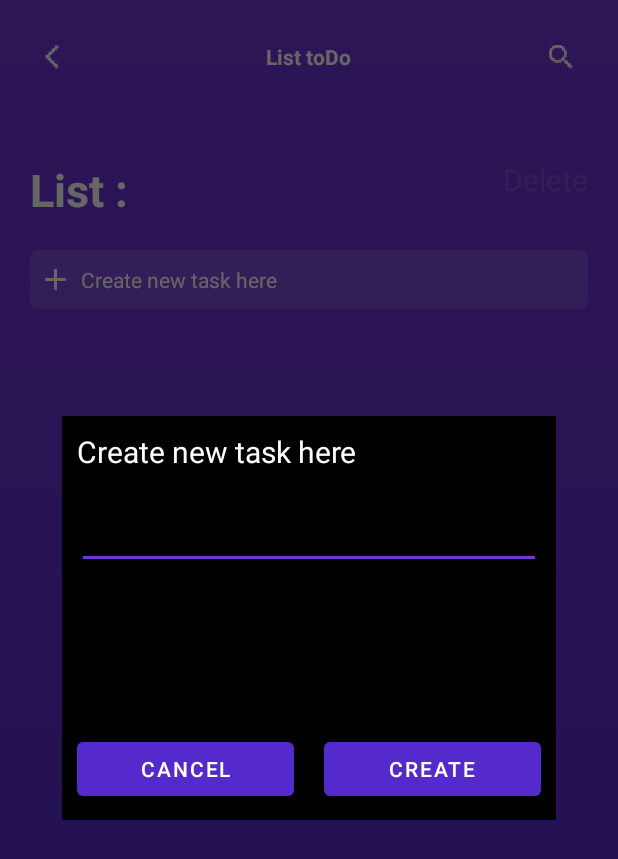
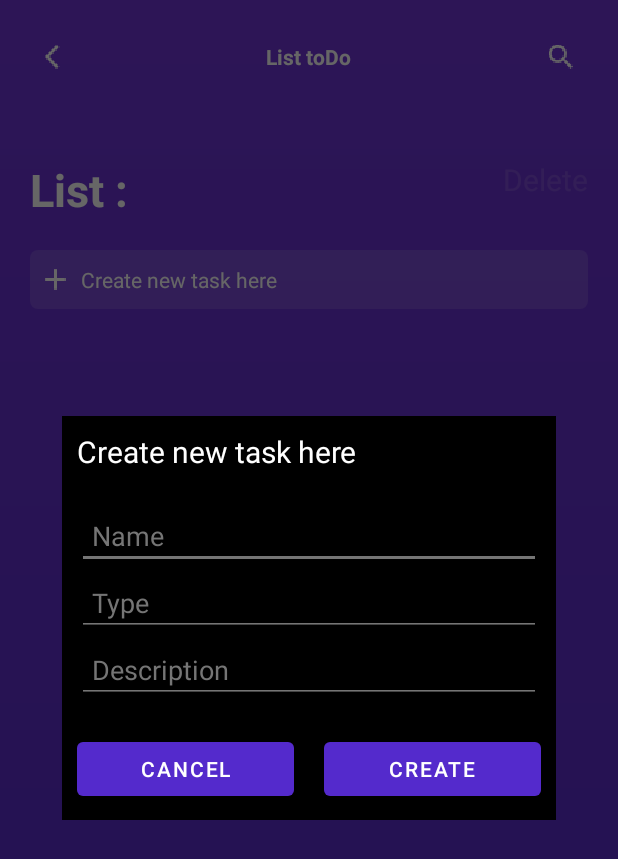
Before and after one commit to aboodZed/ToDoList, an Android app: the fragment TaskDialog placed in its activity, on a phone screen of 412 x 824 dp. Shown: the top 859 px of the screen. Run offline under Robolectric (Android 15) with nearby library versions, the light colour scheme and no system bars; our stand-ins replace Firebase (no records; nobody signed in at launch, a user with empty details on screens opened directly); 4 statements that could not run were skipped.

Commit message:
add night mode and logo

```diff
--- a/app/src/main/AndroidManifest.xml
+++ b/app/src/main/AndroidManifest.xml
@@ -6,7 +6,7 @@
         android:allowBackup="false"
         android:icon="@mipmap/ic_launcher"
         android:label="@string/app_name"
-        android:roundIcon="@mipmap/ic_launcher_round"
+        android:roundIcon="@mipmap/ic_launcher"
         android:supportsRtl="true"
         android:theme="@style/Theme.ToDoList">
         <activity android:name=".task.TaskActivity" />
--- a/app/src/main/java/com/abdallah/todolist/list/TasksAdapter.java
+++ b/app/src/main/java/com/abdallah/todolist/list/TasksAdapter.java
@@ -3,11 +3,10 @@ package com.abdallah.todolist.list;
 import android.app.Activity;
 import android.content.Intent;
 import android.graphics.Paint;
-import android.util.Log;
+import android.os.Build;
 import android.view.LayoutInflater;
 import android.view.View;
 import android.view.ViewGroup;
-import android.widget.CompoundButton;
 import android.widget.TextView;
 
 import androidx.annotation.NonNull;
@@ -17,12 +16,10 @@ import androidx.recyclerview.widget.RecyclerView;
 
 import com.abdallah.todolist.R;
 import com.abdallah.todolist.models.ToDoList;
+import com.abdallah.todolist.models.ToDoTask;
 import com.abdallah.todolist.task.TaskActivity;
-import com.abdallah.todolist.models.ToDoTask;
 import com.abdallah.todolist.utils.AppConstants;
 import com.abdallah.todolist.utils.FirebaseReferences;
-import com.google.android.gms.tasks.OnCompleteListener;
-import com.google.android.gms.tasks.Task;
 
 import java.util.ArrayList;
 
@@ -154,9 +151,15 @@ class TasksAdapter extends RecyclerView.Adapter<TasksAdapter.TaskHolder> {
         private void check(boolean b) {
             if (b) {
                 cbFinished.setChecked(false);
+                if (Build.VERSION.SDK_INT >= Build.VERSION_CODES.M) {
+                    tvTaskName.setTextColor(activity.getColor(R.color.black));
+                }
                 tvTaskName.setPaintFlags(tvTaskName.getPaintFlags() & (~Paint.STRIKE_THRU_TEXT_FLAG));
             } else {
                 cbFinished.setChecked(true);
+                if (Build.VERSION.SDK_INT >= Build.VERSION_CODES.M) {
+                    tvTaskName.setTextColor(activity.getColor(R.color.dark_gray));
+                }
                 tvTaskName.setPaintFlags(tvTaskName.getPaintFlags() | Paint.STRIKE_THRU_TEXT_FLAG);
             }
         }
--- a/app/src/main/java/com/abdallah/todolist/models/ToDoList.java
+++ b/app/src/main/java/com/abdallah/todolist/models/ToDoList.java
@@ -2,7 +2,6 @@ package com.abdallah.todolist.models;
 
 import java.io.Serializable;
 import java.util.ArrayList;
-import java.util.List;
 
 public class ToDoList implements Serializable {
 
--- a/app/src/main/java/com/abdallah/todolist/task/TaskActivity.java
+++ b/app/src/main/java/com/abdallah/todolist/task/TaskActivity.java
@@ -1,18 +1,15 @@
 package com.abdallah.todolist.task;
 
-import android.app.Activity;
 import android.os.Bundle;
 import android.text.TextUtils;
 import android.text.format.DateFormat;
 import android.view.View;
-import android.view.inputmethod.InputMethodManager;
 import android.widget.EditText;
 import android.widget.ImageView;
 import android.widget.LinearLayout;
 import android.widget.TextView;
 import android.widget.Toast;
 
-import androidx.annotation.NonNull;
 import androidx.appcompat.app.AlertDialog;
 import androidx.appcompat.app.AppCompatActivity;
 
@@ -21,8 +18,6 @@ import com.abdallah.todolist.models.ToDoList;
 import com.abdallah.todolist.models.ToDoTask;
 import com.abdallah.todolist.utils.AppConstants;
 import com.abdallah.todolist.utils.FirebaseReferences;
-import com.google.android.gms.tasks.OnCompleteListener;
-import com.google.android.gms.tasks.Task;
 
 import java.util.Calendar;
 import java.util.Locale;
--- a/app/src/main/java/com/abdallah/todolist/utils/TaskDialog.java
+++ b/app/src/main/java/com/abdallah/todolist/utils/TaskDialog.java
@@ -18,7 +18,6 @@ import com.abdallah.todolist.R;
 import com.abdallah.todolist.models.ToDoList;
 import com.abdallah.todolist.models.ToDoTask;
 
-import java.util.ArrayList;
 import java.util.concurrent.TimeUnit;
 
 public class TaskDialog extends DialogFragment {
@@ -42,7 +41,7 @@ public class TaskDialog extends DialogFragment {
     @Nullable
     @Override
     public View onCreateView(@NonNull LayoutInflater inflater, @Nullable ViewGroup container, @Nullable Bundle savedInstanceState) {
-        View view = inflater.inflate(R.layout.dialog_change_password, container, false);
+        View view = inflater.inflate(R.layout.dialog_create_task, container, false);
         toDoList = (ToDoList) getArguments().getSerializable(AppConstants.LIST_EXTRA);
         bindViews(view);
         return view;
--- a/app/src/main/res/layout/dialog_change_password.xml
+++ /dev/null
@@ -1,65 +0,0 @@
-<?xml version="1.0" encoding="utf-8"?>
-<LinearLayout xmlns:android="http://schemas.android.com/apk/res/android"
-    android:layout_width="match_parent"
-    android:layout_height="wrap_content"
-    android:background="@color/black"
-    android:orientation="vertical"
-    android:padding="@dimen/margin_small">
-
-    <TextView
-        android:layout_width="match_parent"
-        android:layout_height="wrap_content"
-        android:layout_marginBottom="@dimen/margin_meduim"
-        android:text="@string/create_task"
-        android:textColor="@color/white"
-        android:textSize="@dimen/margin_meduim"/>
-
-        <EditText
-            android:id="@+id/et_task_name"
-            android:inputType="text"
-            android:layout_height="wrap_content"
-            android:layout_width="match_parent"
-            android:hint="@string/name"
-            android:padding="@dimen/margin_small"/>
-
-        <EditText
-            android:id="@+id/et_task_type"
-            android:inputType="text"
-            android:layout_width="match_parent"
-            android:layout_height="wrap_content"
-            android:hint="@string/type"
-            android:padding="@dimen/margin_small"/>
-
-        <EditText
-            android:id="@+id/et_task_dscription"
-            android:inputType="text"
-            android:layout_marginBottom="@dimen/margin_meduim"
-            android:hint="@string/description"
-            android:layout_width="match_parent"
-            android:layout_height="wrap_content"
-            android:padding="@dimen/margin_small"/>
-
-    <LinearLayout
-        android:layout_width="match_parent"
-        android:layout_height="wrap_content"
-        android:orientation="horizontal">
-
-        <Button
-            android:id="@+id/btn_cancel"
-            android:layout_height="wrap_content"
-            android:layout_width="0dp"
-            android:layout_marginEnd="@dimen/margin_small"
-            android:layout_weight="1"
-            android:text="@string/cancel" />
-
-        <Button
-            android:id="@+id/btn_create"
-            android:layout_width="0dp"
-            android:layout_height="wrap_content"
-            android:layout_marginStart="@dimen/margin_small"
-            android:layout_weight="1"
-            android:text="@string/create" />
-
-    </LinearLayout>
-
-</LinearLayout>
--- /dev/null
+++ b/app/src/main/res/layout/dialog_create_task.xml
@@ -0,0 +1,74 @@
+<?xml version="1.0" encoding="utf-8"?>
+<LinearLayout xmlns:android="http://schemas.android.com/apk/res/android"
+    android:layout_width="match_parent"
+    android:layout_height="wrap_content"
+    android:background="@color/black"
+    android:orientation="vertical"
+    android:padding="@dimen/margin_small">
+
+    <TextView
+        android:layout_width="match_parent"
+        android:layout_height="wrap_content"
+        android:layout_marginBottom="@dimen/margin_meduim"
+        android:text="@string/create_task"
+        android:textColor="@color/white"
+        android:textSize="@dimen/margin_meduim" />
+
+    <EditText
+        android:id="@+id/et_task_name"
+        android:layout_width="match_parent"
+        android:layout_height="wrap_content"
+        android:backgroundTint="@color/dark_gray"
+        android:hint="@string/name"
+        android:inputType="text"
+        android:padding="@dimen/margin_small"
+        android:textColor="@color/white"
+        android:textColorHint="@color/dark_gray" />
+
+    <EditText
+        android:id="@+id/et_task_type"
+        android:layout_width="match_parent"
+        android:layout_height="wrap_content"
+        android:backgroundTint="@color/dark_gray"
+        android:hint="@string/type"
+        android:inputType="text"
+        android:padding="@dimen/margin_small"
+        android:textColor="@color/white"
+        android:textColorHint="@color/dark_gray" />
+
+    <EditText
+        android:id="@+id/et_task_dscription"
+        android:layout_width="match_parent"
+        android:layout_height="wrap_content"
+        android:layout_marginBottom="@dimen/margin_meduim"
+        android:backgroundTint="@color/dark_gray"
+        android:hint="@string/description"
+        android:inputType="text"
+        android:padding="@dimen/margin_small"
+        android:textColor="@color/white"
+        android:textColorHint="@color/dark_gray" />
+
+    <LinearLayout
+        android:layout_width="match_parent"
+        android:layout_height="wrap_content"
+        android:orientation="horizontal">
+
+        <Button
+            android:id="@+id/btn_cancel"
+            android:layout_width="0dp"
+            android:layout_height="wrap_content"
+            android:layout_marginEnd="@dimen/margin_small"
+            android:layout_weight="1"
+            android:text="@string/cancel" />
+
+        <Button
+            android:id="@+id/btn_create"
+            android:layout_width="0dp"
+            android:layout_height="wrap_content"
+            android:layout_marginStart="@dimen/margin_small"
+            android:layout_weight="1"
+            android:text="@string/create" />
+
+    </LinearLayout>
+
+</LinearLayout>
--- a/app/src/main/res/mipmap-anydpi-v26/ic_launcher.xml
+++ /dev/null
@@ -1,5 +0,0 @@
-<?xml version="1.0" encoding="utf-8"?>
-<adaptive-icon xmlns:android="http://schemas.android.com/apk/res/android">
-    <background android:drawable="@drawable/ic_launcher_background" />
-    <foreground android:drawable="@drawable/ic_launcher_foreground" />
-</adaptive-icon>
--- a/app/src/main/res/mipmap-anydpi-v26/ic_launcher_round.xml
+++ /dev/null
@@ -1,5 +0,0 @@
-<?xml version="1.0" encoding="utf-8"?>
-<adaptive-icon xmlns:android="http://schemas.android.com/apk/res/android">
-    <background android:drawable="@drawable/ic_launcher_background" />
-    <foreground android:drawable="@drawable/ic_launcher_foreground" />
-</adaptive-icon>
```
Also changed, not shown: app/src/main/java/com/abdallah/todolist/main/ListsAdapter.java (+3 -4 lines), app/src/main/res/mipmap-hdpi/ic_launcher.png, app/src/main/res/mipmap-hdpi/ic_launcher_round.png (deleted), app/src/main/res/mipmap-mdpi/ic_launcher.png, app/src/main/res/mipmap-mdpi/ic_launcher_round.png (deleted), app/src/main/res/mipmap-xhdpi/ic_launcher.png, app/src/main/res/mipmap-xhdpi/ic_launcher_round.png (deleted), app/src/main/res/mipmap-xxhdpi/ic_launcher.png, app/src/main/res/mipmap-xxhdpi/ic_launcher_round.png (deleted), app/src/main/res/mipmap-xxxhdpi/ic_launcher.png, app/src/main/res/mipmap-xxxhdpi/ic_launcher_round.png (deleted).
